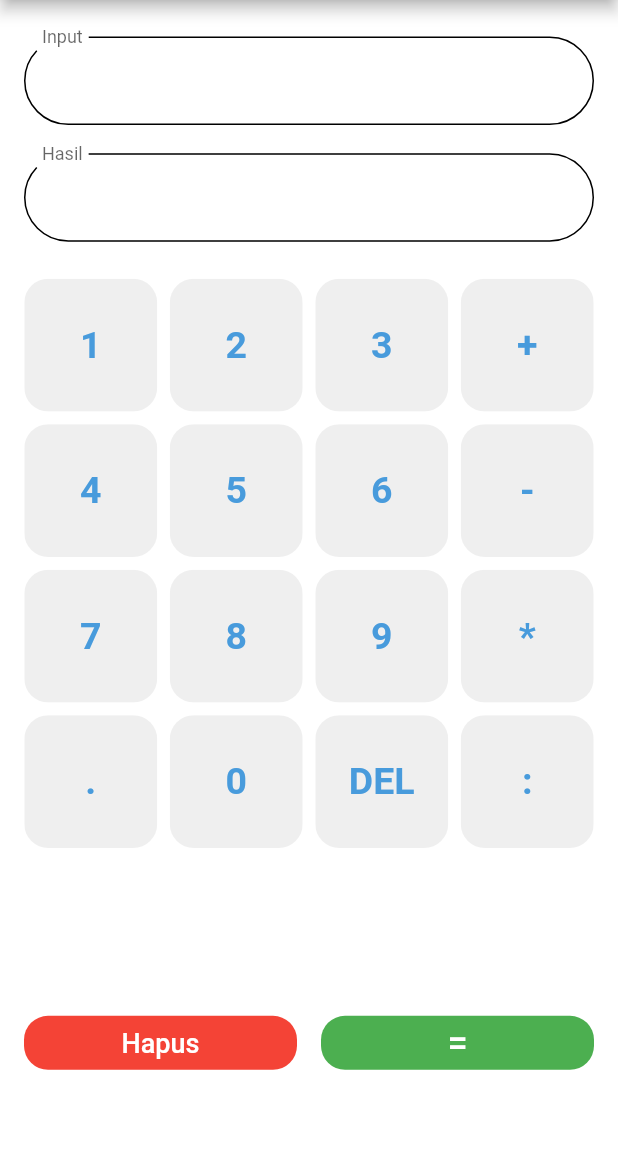
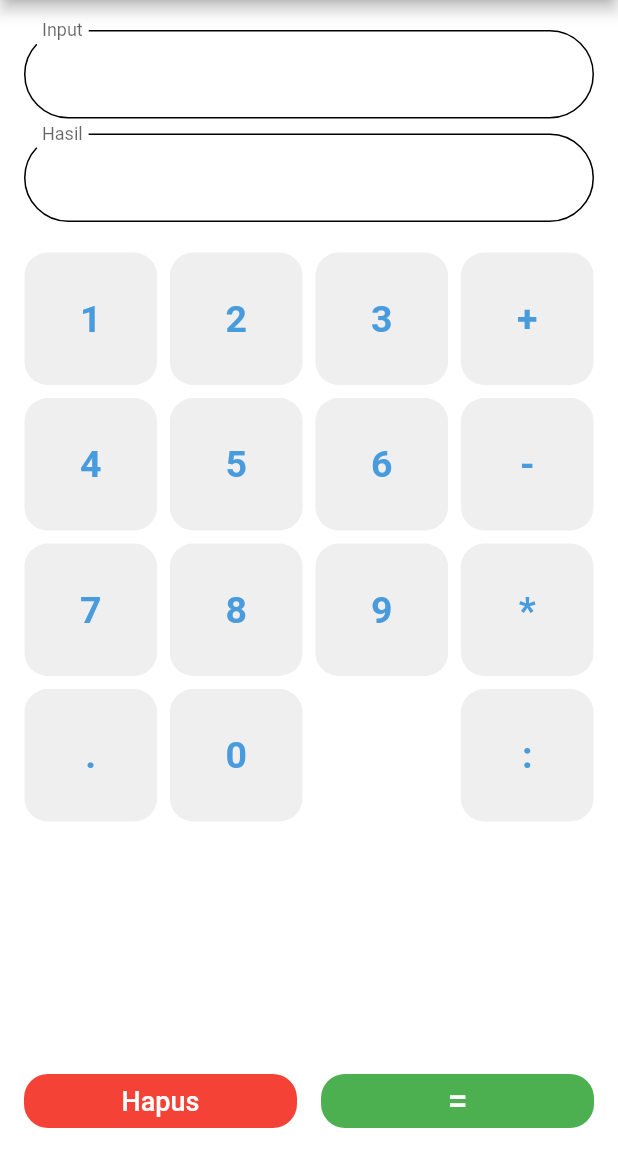
Before and after one commit to inisialer/calculator, a Flutter app: the screen it shows after launch, on a phone screen of 412 x 824 dp, the part 84-1236 px from its top. Run offline on Flutter 3.47's test engine with Material 2 defaults, Android fonts, the phone set to English and light mode, and no system bars; our stand-ins replace math_expressions.

Commit message:
update calculator

```diff
--- a/lib/main.dart
+++ b/lib/main.dart
@@ -51,7 +51,7 @@ class _HomePageState extends State<HomePage> {
     '*',
     '.',
     '0',
-    'DEL',
+    '',
     ':',
   ];
   final TextEditingController _input = TextEditingController();
@@ -74,8 +74,7 @@ class _HomePageState extends State<HomePage> {
           const SizedBox(
             height: 20.0,
           ),
-          Expanded(
-            child: Container(
+          Container(
             margin: const EdgeInsets.symmetric(horizontal: 16),
             child: Column(
                 mainAxisAlignment: MainAxisAlignment.spaceEvenly,
@@ -111,7 +110,6 @@ class _HomePageState extends State<HomePage> {
                   ),
                 ]),
           ),
-          ),
           const SizedBox(
             height: 20.0,
           ),
@@ -127,20 +125,21 @@ class _HomePageState extends State<HomePage> {
                       mainAxisSpacing: 8),
                   itemBuilder: (BuildContext context, int index) {
                     // Clear Button
-                    if (buttons[index] == 'DEL') {
-                      return NumPad(
-                        buttontapped: () {
-                          setState(() {
-                            userInput =
-                                userInput.substring(0, userInput.length - 1);
-                            _input.text = userInput;
-                            log(_input.text);
-                          });
-                        },
-                        buttonText: buttons[index],
-                        color: const Color(0xffefefef),
-                        textColor: const Color(0xff489bdc),
-                      );
+                    if (buttons[index] == '') {
+                      // return NumPad(
+                      //   buttontapped: () {
+                      //     setState(() {
+                      //       userInput =
+                      //           userInput.substring(0, userInput.length - 1);
+                      //       _input.text = userInput;
+                      //       log(_input.text);
+                      //     });
+                      //   },
+                      //   buttonText: buttons[index],
+                      //   color: const Color(0xffefefef),
+                      //   textColor: const Color(0xff489bdc),
+                      // );
+                      return Container();
                     }
                     // else if (index == 0) {
                     //   return NumPad(
@@ -216,14 +215,19 @@ class _HomePageState extends State<HomePage> {
                         buttontapped: () {
                           log('masuk');
                           setState(() {
-                            if (isCalculate) {
+                            if (isOperator(buttons[index]) && isCalculate) {
+                              userInput += buttons[index];
+                              _input.text = userInput;
+                              isCalculate = false;
+
+                              log('is op');
+                            } else if (isCalculate) {
                               userInput = '';
                               answer = '';
                               _input.text = userInput;
                               _result.text = answer;
                               userInput += buttons[index];
                               _input.text = userInput;
-                              isCalculate = false;
                             } else {
                               userInput += buttons[index];
                               _input.text = userInput;
@@ -240,9 +244,8 @@ class _HomePageState extends State<HomePage> {
                   }), // GridView.builder
             ),
           ),
-          Expanded(
-              child: Padding(
-            padding: const EdgeInsets.symmetric(horizontal: 16),
+          Padding(
+            padding: const EdgeInsets.symmetric(horizontal: 16, vertical: 10),
             child: Row(
               children: [
                 Expanded(
@@ -286,7 +289,7 @@ class _HomePageState extends State<HomePage> {
                         ))),
               ],
             ),
-          ))
+          )
         ],
       ),
     );
```
Lines whose indentation alone changed are shown as unchanged.
